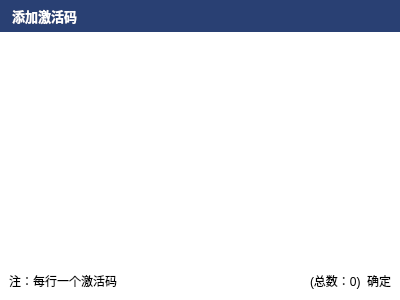
First picture: the form in addactivecodedialog.ui, repository ZhouMei20220810/TEST, before the edit.
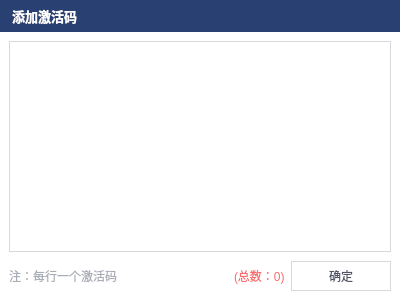
Second picture: the form after the edit. Icons and pictures are not drawn.

Patch:
```diff
--- a/addactivecodedialog.ui
+++ b/addactivecodedialog.ui
@@ -357,10 +357,13 @@
       <enum>QFrame::Raised</enum>
      </property>
      <layout class="QHBoxLayout" name="horizontalLayout_3">
+      <property name="bottomMargin">
+       <number>0</number>
+      </property>
       <item>
        <widget class="QPlainTextEdit" name="plainTextEdit">
         <property name="styleSheet">
-         <string notr="true">border:1px;</string>
+         <string notr="true">border: 1px solid #D7D7DE;</string>
         </property>
        </widget>
       </item>
@@ -378,6 +381,9 @@
      <layout class="QHBoxLayout" name="horizontalLayout">
       <item>
        <widget class="QLabel" name="label_2">
+        <property name="styleSheet">
+         <string notr="true">color:#A9ADB6;</string>
+        </property>
         <property name="text">
          <string>注：每行一个激活码</string>
         </property>
@@ -390,7 +396,7 @@
         </property>
         <property name="sizeHint" stdset="0">
          <size>
-          <width>178</width>
+          <width>102</width>
           <height>20</height>
          </size>
         </property>
@@ -398,6 +404,9 @@
       </item>
       <item>
        <widget class="QLabel" name="labelActiveCount">
+        <property name="styleSheet">
+         <string notr="true">color:#F96D6F;</string>
+        </property>
         <property name="text">
          <string>(总数：0)</string>
         </property>
@@ -405,6 +414,18 @@
       </item>
       <item>
        <widget class="QPushButton" name="btnOk">
+        <property name="minimumSize">
+         <size>
+          <width>100</width>
+          <height>30</height>
+         </size>
+        </property>
+        <property name="cursor">
+         <cursorShape>PointingHandCursor</cursorShape>
+        </property>
+        <property name="styleSheet">
+         <string notr="true">border: 1px solid #D7D7DE;color:#505465;</string>
+        </property>
         <property name="text">
          <string>确定</string>
         </property>
```
Left out of the diff: 4 changed lines with no effect on the pictures.
